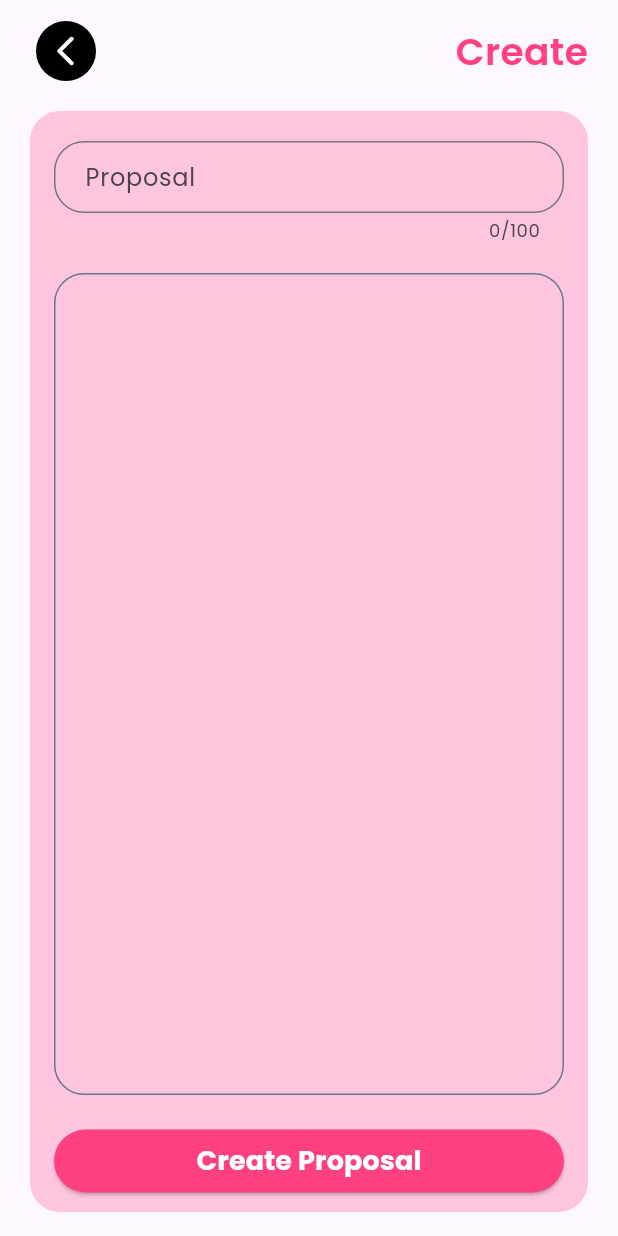
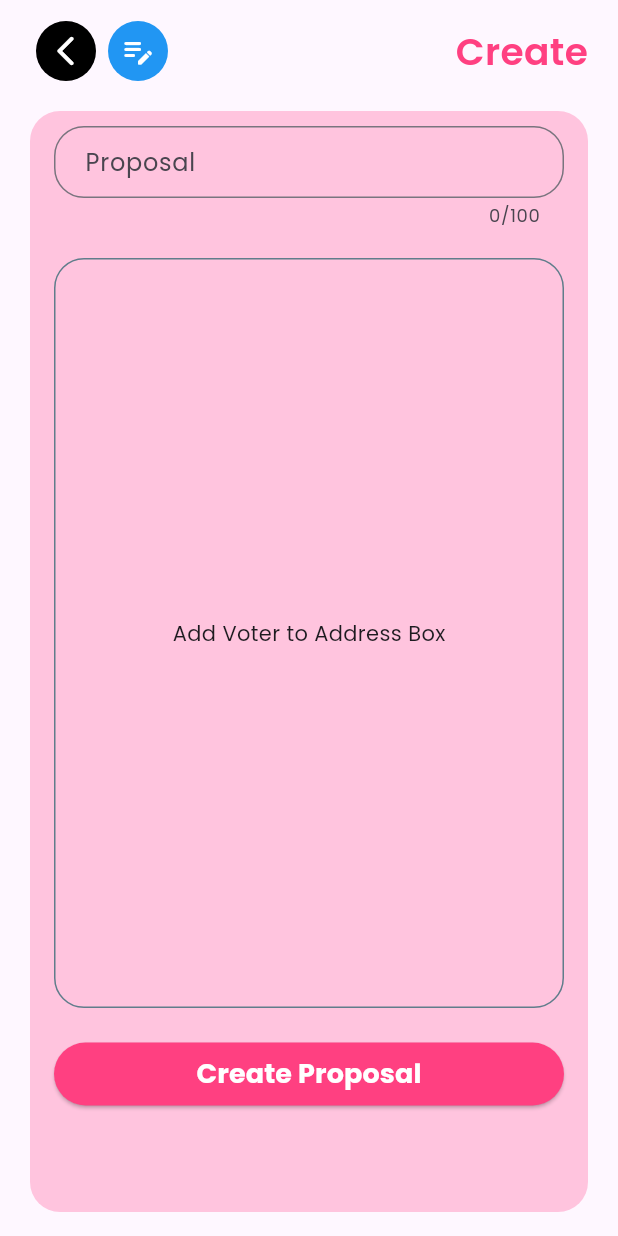
Before and after one commit to satyamsr7/collegence-dao, a Flutter app: the CreateProposalScreen screen opened directly with empty values, on a phone screen of 412 x 824 dp. Run offline on Flutter 3.47's test engine with Material 2 defaults, Android fonts, the phone set to English and light mode, and no system bars; our stand-ins replace cached_network_image, flutter_riverpod, flutter_secure_storage, go_router, google_fonts, hive and 5 more; missing offline and left inert: simple_gravatar, web3dart; accounts and stored records are empty.

Commit message:
Added address book support

```diff
--- a/frontend/lib/core/router.dart
+++ b/frontend/lib/core/router.dart
@@ -1,3 +1,4 @@
+import 'package:collegence_dao/features/address_book/address_book_screen.dart';
 import 'package:collegence_dao/features/create_proposal/view/create_proposal_screen.dart';
 import 'package:collegence_dao/features/home/home_page.dart';
 import 'package:collegence_dao/features/home/model/proposal.model.dart';
@@ -29,6 +30,11 @@ final router = GoRouter(
       builder: (context, state) => const HomePage(),
     ),
     GoRoute(
+      path: AddressBookScreen.path,
+      name: AddressBookScreen.name,
+      builder: (context, state) => const AddressBookScreen(),
+    ),
+    GoRoute(
       path: CreateProposalScreen.path,
       name: CreateProposalScreen.name,
       builder: (context, state) => CreateProposalScreen(
--- /dev/null
+++ b/frontend/lib/features/address_book/models/address.dart
@@ -0,0 +1,16 @@
+import 'package:hive/hive.dart';
+part 'address.g.dart';
+
+@HiveType(typeId: 1)
+class Address {
+  @HiveField(0)
+  final String name;
+
+  @HiveField(1)
+  final String address;
+
+  Address({
+    required this.name,
+    required this.address,
+  });
+}
--- a/frontend/lib/features/create_proposal/view/create_proposal_screen.dart
+++ b/frontend/lib/features/create_proposal/view/create_proposal_screen.dart
@@ -1,6 +1,11 @@
-import 'package:collegence_dao/core/Palette.dart';
+import 'package:cached_network_image/cached_network_image.dart';
+import 'package:collegence_dao/features/address_book/address_book_screen.dart';
+import 'package:collegence_dao/features/address_book/models/address.dart';
 import 'package:flutter/material.dart';
 import 'package:go_router/go_router.dart';
+import 'package:hive_flutter/adapters.dart';
+import 'package:simple_gravatar/simple_gravatar.dart';
+import 'package:collegence_dao/core/core.dart';
 
 class CreateProposalScreen extends StatefulWidget {
   static const String name = 'create-proposal';
@@ -13,18 +18,34 @@ class CreateProposalScreen extends StatefulWidget {
 }
 
 class _CreateProposalScreenState extends State<CreateProposalScreen> {
+  Set<String> address = {};
+  Box addressBox = Hive.box('addressBox');
+  int length = 0;
+
+  @override
+  void initState() {
+    super.initState();
+    addressBox = Hive.box('addressBox');
+    setState(() {
+      length = addressBox.length;
+    });
+  }
+
   @override
   Widget build(BuildContext context) {
     final size = MediaQuery.of(context).size;
+    log.d('length => $length');
     return Scaffold(
       body: SafeArea(
+        child: SizedBox(
+          width: size.width,
+          height: size.height,
           child: Column(
             children: [
               Container(
-              padding:
-                  const EdgeInsets.symmetric(horizontal: 20).copyWith(top: 10),
+                padding: const EdgeInsets.symmetric(horizontal: 20)
+                    .copyWith(top: 10),
                 child: Row(
-                mainAxisAlignment: MainAxisAlignment.spaceBetween,
                   children: [
                     IconButton(
                       style: IconButton.styleFrom(
@@ -37,6 +58,18 @@ class _CreateProposalScreenState extends State<CreateProposalScreen> {
                       icon: const Icon(Icons.arrow_back_ios_rounded,
                           color: Colors.white),
                     ),
+                    IconButton(
+                      style: IconButton.styleFrom(
+                        shape: const CircleBorder(),
+                        backgroundColor: Colors.blue,
+                      ),
+                      onPressed: () {
+                        context.pushNamed(AddressBookScreen.name);
+                      },
+                      icon: const Icon(Icons.edit_note_rounded,
+                          color: Colors.white),
+                    ),
+                    const Spacer(),
                     const Text(
                       'Create',
                       style: TextStyle(
@@ -60,12 +93,13 @@ class _CreateProposalScreenState extends State<CreateProposalScreen> {
                     color: Palette.pink,
                   ),
                   child: Column(
+                    mainAxisSize: MainAxisSize.min,
                     children: [
-                    const SizedBox(height: 10),
                       TextField(
                         controller: widget.controller,
                         enableSuggestions: false,
-                      onTapOutside: (event) => FocusScope.of(context).unfocus(),
+                        onTapOutside: (event) =>
+                            FocusScope.of(context).unfocus(),
                         maxLength: 100,
                         minLines: 1,
                         maxLines: 7,
@@ -81,15 +115,72 @@ class _CreateProposalScreenState extends State<CreateProposalScreen> {
                           hintStyle: const TextStyle(color: Colors.blueGrey),
                         ),
                       ),
-                    Expanded(
-                      child: Container(
+                      Container(
+                        height: 500,
                         margin: const EdgeInsets.symmetric(vertical: 20),
                         decoration: BoxDecoration(
                           borderRadius: BorderRadius.circular(20),
                           border: Border.all(color: Colors.blueGrey),
                         ),
                         padding: const EdgeInsets.all(20),
-                        child: ListView(),
+                        child: length == 0
+                            ? const Center(
+                                child: Text('Add Voter to Address Box'),
+                              )
+                            : ListView.separated(
+                                shrinkWrap: true,
+                                itemCount: length,
+                                itemBuilder: (context, index) {
+                                  final Address data = addressBox.getAt(index);
+                                  var gravatar = Gravatar(
+                                      shortAddress(data.address) ??
+                                          'collegence_dao');
+                                  var url = gravatar.imageUrl(
+                                    size: 100,
+                                    defaultImage: GravatarImage.retro,
+                                    rating: GravatarRating.pg,
+                                    fileExtension: true,
+                                  );
+                                  bool value = false;
+                                  return StatefulBuilder(
+                                      builder: (context, newState) {
+                                    return ListTile(
+                                      contentPadding:
+                                          const EdgeInsets.symmetric(
+                                              horizontal: 0),
+                                      dense: true,
+                                      leading: ClipRRect(
+                                        borderRadius: BorderRadius.circular(10),
+                                        child: CachedNetworkImage(
+                                          imageUrl: url,
+                                          height: 40,
+                                        ),
+                                      ),
+                                      title: Text(data.name),
+                                      subtitle: Text(
+                                          shortAddress(data.address, i: 4)),
+                                      trailing: Checkbox(
+                                        onChanged: (v) {
+                                          newState(() {
+                                            value = v ?? value;
+                                            print(data.address);
+                                          });
+                                          if (value) {
+                                            print(data.address);
+                                            address.add(data.address);
+                                          } else {
+                                            print(data.address);
+                                            address.remove(data.address);
+                                          }
+                                        },
+                                        value: value,
+                                      ),
+                                    );
+                                  });
+                                },
+                                separatorBuilder:
+                                    (BuildContext context, int index) =>
+                                        Divider(color: Colors.pink.shade100),
                               ),
                       ),
                       ElevatedButton(
@@ -98,7 +189,11 @@ class _CreateProposalScreenState extends State<CreateProposalScreen> {
                           foregroundColor: Colors.white,
                           backgroundColor: Colors.pinkAccent,
                         ),
-                      onPressed: () {},
+                        onPressed: () {
+                          print(address.toList());
+                          log.v(address);
+                          log.wtf('true');
+                        },
                         child: const Text(
                           'Create Proposal',
                           style: TextStyle(
@@ -112,6 +207,7 @@ class _CreateProposalScreenState extends State<CreateProposalScreen> {
             ],
           ),
         ),
+      ),
     );
   }
 }
--- a/frontend/pubspec.yaml
+++ b/frontend/pubspec.yaml
@@ -46,6 +46,8 @@ dependencies:
   phosphor_flutter: ^2.0.0
   flutter_secure_storage: ^8.0.0
   logger: ^1.3.0
+  hive: ^2.2.3
+  hive_flutter: ^1.1.0
 
 dev_dependencies:
   flutter_test:
@@ -57,7 +59,8 @@ dev_dependencies:
   # package. See that file for information about deactivating specific lint
   # rules and activating additional ones.
   flutter_lints: ^2.0.0
-  build_runner: ^2.3.3
+  build_runner: ^2.4.5
+  hive_generator: ^2.0.0
 
 # For information on the generic Dart part of this file, see the
 # following page: https://dart.dev/tools/pub/pubspec
```
Also changed, not shown: frontend/lib/features/address_book/address_book_screen.dart (added, +245 -0 lines), frontend/lib/features/home/widgets/create_proposal_section.widget.dart (+8 -5 lines), frontend/lib/features/home/widgets/stat_section.dart (+6 -10 lines), frontend/lib/features/settings/settings.dart (+10 -1 lines), frontend/lib/main.dart (+8 -2 lines), frontend/lib/features/address_book/controllers/functions.dart (added), frontend/lib/features/address_book/models/address.g.dart (added), frontend/pubspec.lock, 2 other files. Lines whose indentation alone changed are shown as unchanged.
